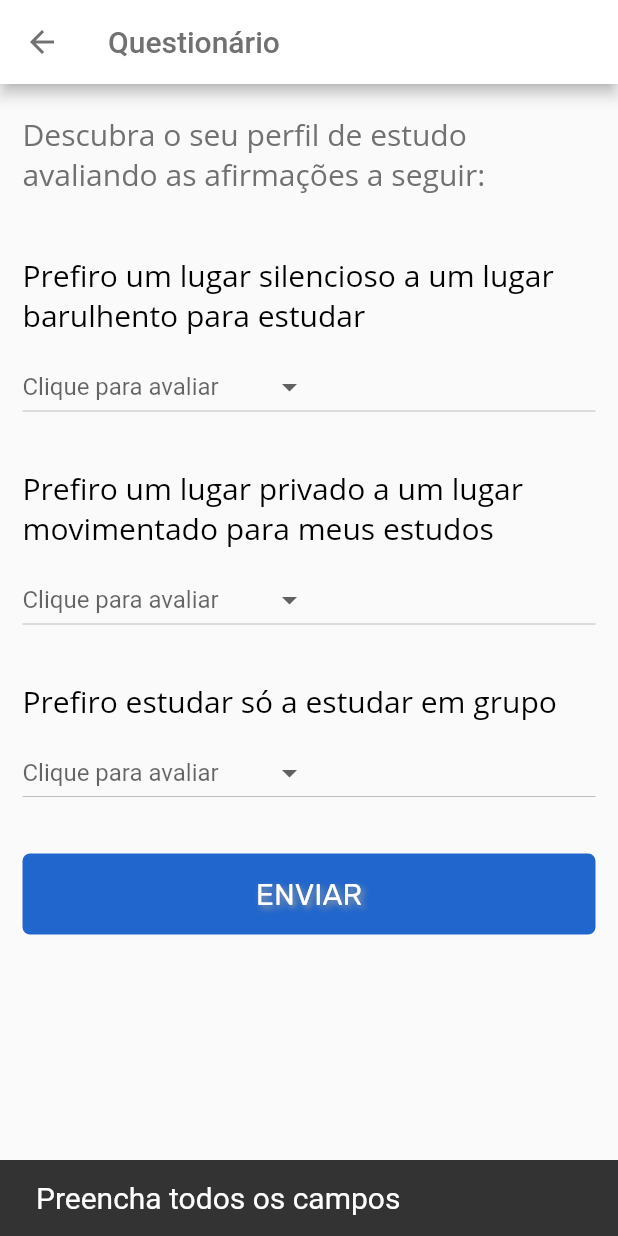
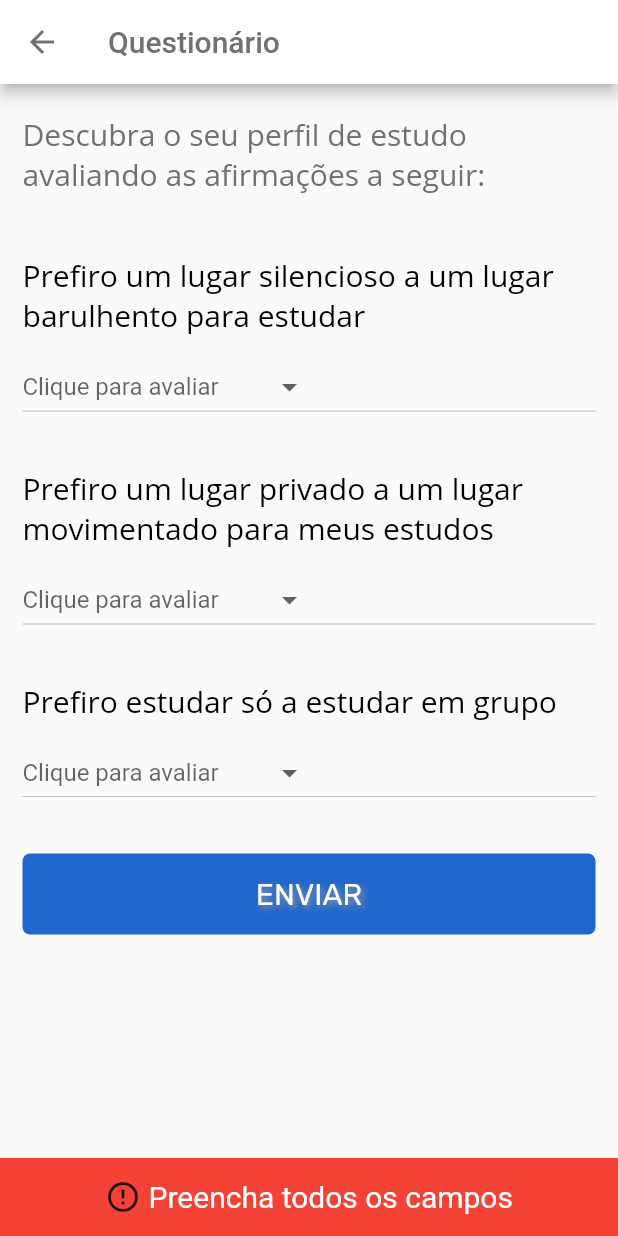
Before and after one commit to zepaulogomes/projsoftware, a Flutter app: the QuizScreen screen opened directly, after a tap on "ENVIAR", on a phone screen of 412 x 824 dp. Run offline on Flutter 3.47's test engine with Material 2 defaults, Android fonts, the phone set to English and light mode, and no system bars.

Commit message:
Ajustes na snackbar de erro no Questionario.

```diff
--- a/lib/screens/quiz_screen.dart
+++ b/lib/screens/quiz_screen.dart
@@ -196,13 +196,22 @@ class _QuizScreenState extends State<QuizScreen> {
       _showQuizResult(profile);
     } else {
       SnackBar snackBar = new SnackBar(
-        content: Text(
-          "Preencha todos os campos",
-          style: TextStyle(fontSize: 20),
+        content: Row(
+          mainAxisAlignment: MainAxisAlignment.center,
+          children: <Widget>[
+            // Icon(Icons.warning),
+            Icon(Icons.error_outline),
+            SizedBox(width: 5,),
+            Text(
+              StringValues.ERROR_MESSAGE,
+              style: TextStyle(fontSize: 20, color: Colors.white,),
+            ),
+          ],
         ),
         duration: Duration(
           seconds: 3,
         ),
+        backgroundColor: Colors.red,
       );
       _scaffoldKey.currentState.showSnackBar(snackBar);
       debugPrint("Null");
--- a/lib/values/strings.dart
+++ b/lib/values/strings.dart
@@ -28,11 +28,5 @@ class StringValues {
     'Concordo parcialmente',
     'Concordo totalmente',
   ];
-  static final TOTALLY_DISAGREE_OPTION = 'Discordo totalmente';
-  static final PARCIALLY_DISAGREE_OPTION = 'Discordo parcialmente';
-  static final INDIFFERENTE_OPTION = 'Indiferente';
-  static final PARCIALLY_AGREE_OPTION = 'Concordo parcialmente';
-  static final TOTALLY_AGREE_OPTION = 'Concordo totalmente';
-  static final ERROR_MESSAGE =
-      "Por favor, avalie todas as afirmações para finalizar o questionário";
+  static final ERROR_MESSAGE = 'Preencha todos os campos';
 }
```
